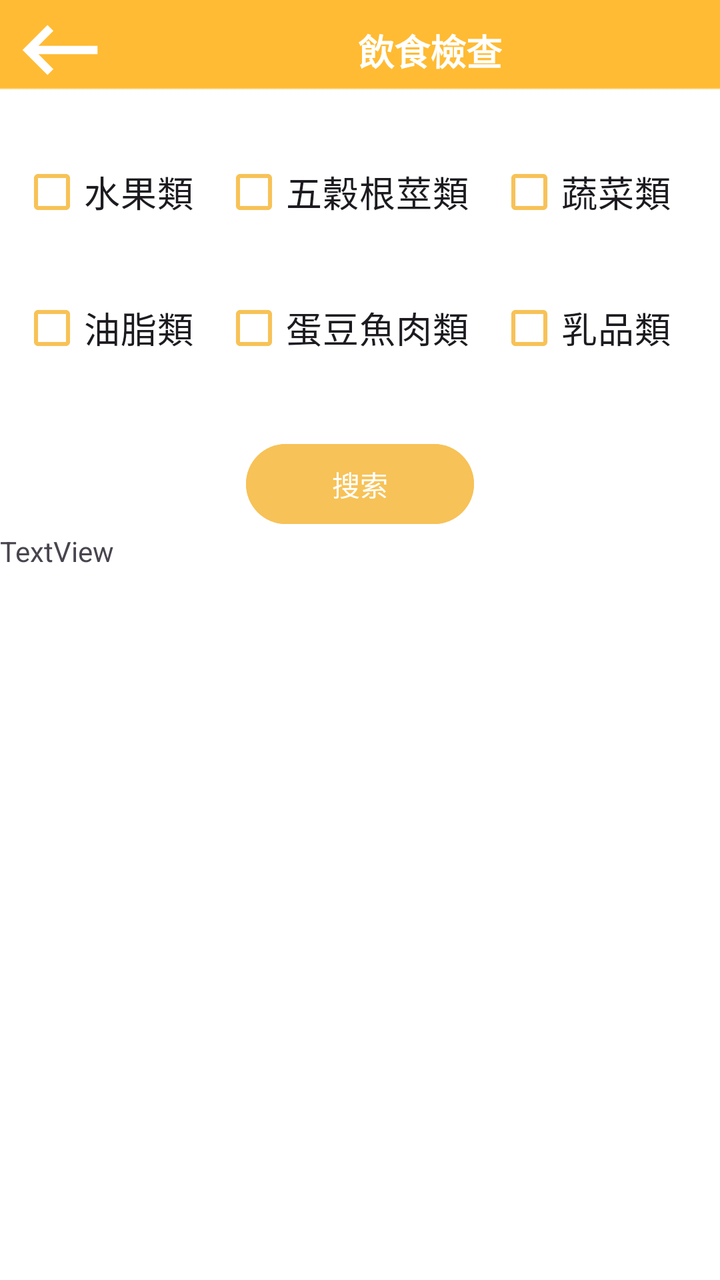
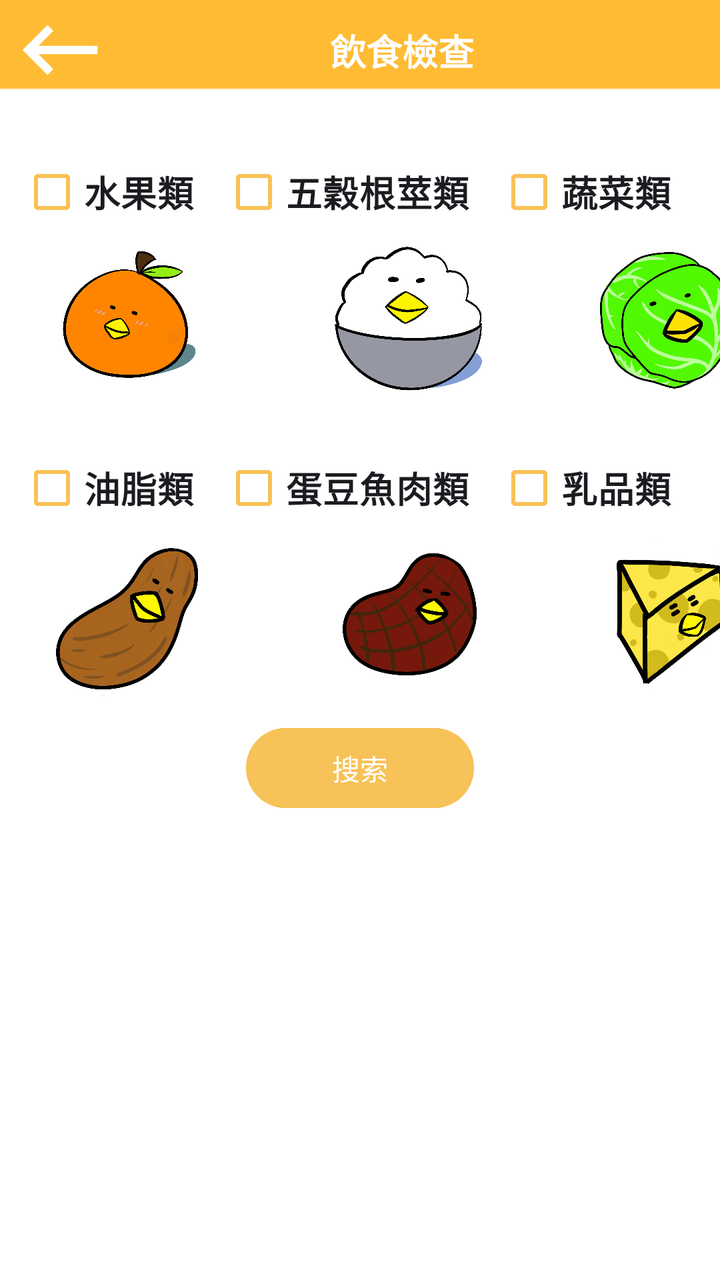

An Android layout rendered at two revisions. The XML below is the earlier revision; the diff shows what the commit changed to produce the second picture.
<!-- AndroidManifest.xml: application theme Theme.DEMO -->
<!-- res/layout/home_inspection.xml -->
<?xml version="1.0" encoding="utf-8"?>
<LinearLayout xmlns:android="http://schemas.android.com/apk/res/android"
    xmlns:app="http://schemas.android.com/apk/res-auto"
    xmlns:tools="http://schemas.android.com/tools"
    android:layout_width="match_parent"
    android:orientation="vertical"
    android:layout_height="match_parent"
    android:background="@drawable/img_3">

    <androidx.constraintlayout.widget.ConstraintLayout
        android:layout_width="match_parent"
        android:layout_height="52dp">

        <ImageView
            android:id="@+id/imgBack"
            android:layout_width="50dp"
            android:layout_height="50dp"
            app:layout_constraintEnd_toEndOf="parent"
            app:layout_constraintHorizontal_bias="0.016"
            app:layout_constraintStart_toStartOf="parent"
            app:layout_constraintTop_toTopOf="parent"
            app:srcCompat="@drawable/keyboard_backspace" />

        <TextView
            android:id="@+id/textView6"
            android:layout_width="wrap_content"
            android:layout_height="wrap_content"
            android:layout_marginStart="124dp"
            android:layout_marginTop="12dp"
            android:text="飲食檢查"
            android:textColor="#FFFFFF"
            android:textSize="18sp"
            android:textStyle="bold"
            app:layout_constraintStart_toEndOf="@+id/imgBack"
            app:layout_constraintTop_toTopOf="parent" />

    </androidx.constraintlayout.widget.ConstraintLayout>

    <LinearLayout
        android:layout_width="match_parent"
        android:layout_height="wrap_content"
        android:layout_gravity="center"
        android:orientation="horizontal"
        android:layout_marginTop="20dp"
        android:layout_marginRight="10dp"
        android:layout_marginLeft="10dp">


        <CheckBox
            android:id="@+id/check_fruit"
            android:layout_width="wrap_content"
            android:layout_height="48dp"
            android:layout_weight="1"
            android:text="水果類"
            android:background="@android:color/transparent"
            android:buttonTint="@color/FF"
            android:buttonTintMode="src_in"
            android:textSize="18sp"
             />
        <CheckBox
            android:id="@+id/check_bread"
            android:layout_width="wrap_content"
            android:layout_height="wrap_content"
            android:layout_weight="1"
            android:background="@android:color/transparent"
            android:buttonTint="@color/FF"
            android:text="五穀根莖類"
            android:textSize="18sp"
            />
        <CheckBox
            android:id="@+id/check_vegetable"
            android:layout_width="wrap_content"
            android:layout_height="wrap_content"
            android:background="@android:color/transparent"
            android:layout_weight="1"
            android:buttonTint="@color/FF"
            android:text="蔬菜類"
            android:textSize="18sp"/>



    </LinearLayout>
    <LinearLayout
        android:layout_width="match_parent"
        android:layout_height="wrap_content"
        android:layout_gravity="center"
        android:orientation="horizontal"
        android:layout_marginTop="20dp"
        android:layout_marginRight="10dp"
        android:layout_marginLeft="10dp">


        <CheckBox
            android:id="@+id/checkOil"
            android:layout_width="wrap_content"
            android:layout_height="wrap_content"
            android:layout_weight="1"
            android:text="油脂類"
            android:buttonTint="@color/FF"

            android:background="@android:color/transparent"

            android:textSize="18sp"/>
        <CheckBox
            android:id="@+id/checkFish"
            android:layout_width="wrap_content"
            android:layout_height="wrap_content"
            android:buttonTint="@color/FF"

            android:layout_weight="1"
            android:background="@android:color/transparent"

            android:text="蛋豆魚肉類"
            android:textSize="18sp"/>
        <CheckBox
            android:id="@+id/checkMilk"
            android:layout_width="wrap_content"
            android:layout_height="wrap_content"
            android:layout_weight="1"
            android:buttonTint="@color/FF"

            android:background="@android:color/transparent"

            android:text="乳品類"
            android:textSize="18sp"/>



    </LinearLayout>
    <LinearLayout
        android:layout_width="match_parent"
        android:layout_height="wrap_content"
        android:layout_gravity="center"
        android:orientation="horizontal"
        android:layout_marginTop="20dp"
        android:layout_marginRight="10dp"
        android:layout_marginLeft="10dp">
    </LinearLayout>
    <Button
        android:id="@+id/btnSearch"
        android:layout_width="114dp"
        android:layout_height="wrap_content"
        android:layout_gravity="center"
        android:layout_marginTop="10dp"
        android:backgroundTint="@color/FF"
        android:text="搜索"
        android:gravity="center"/>

    <TextView
        android:id="@+id/textView12"
        android:layout_width="match_parent"
        android:layout_height="wrap_content"
        android:text="TextView" />


</LinearLayout>
<!-- resources referenced by this layout -->
<resources>
  <color name="FF">#F7C257</color>
  <!-- drawable img_3: png bitmap (drawable, 2198 bytes) -->
  <!-- drawable keyboard_backspace (drawable) -->
  <vector android:autoMirrored="true" android:height="24dp"
      android:tint="#FFFFFF" android:viewportHeight="24"
      android:viewportWidth="24" android:width="24dp" xmlns:android="http://schemas.android.com/apk/res/android">
      <path android:fillColor="@android:color/white" android:pathData="M21,11H6.83l3.58,-3.59L9,6l-6,6 6,6 1.41,-1.41L6.83,13H21z"/>
  </vector>
  <style name="Theme.DEMO" parent="Base.Theme.DEMO" />
  <style name="Base.Theme.DEMO" parent="Theme.Material3.DayNight.NoActionBar">
          
          
      </style>
</resources>

<!-- the commit's change to res/layout/home_inspection.xml (unified diff, before → after) -->
@@ -25,7 +25,7 @@
             android:id="@+id/textView6"
             android:layout_width="wrap_content"
             android:layout_height="wrap_content"
-            android:layout_marginStart="124dp"
+            android:layout_marginStart="110dp"
             android:layout_marginTop="12dp"
             android:text="飲食檢查"
             android:textColor="#FFFFFF"
@@ -52,6 +52,7 @@
             android:layout_height="48dp"
             android:layout_weight="1"
             android:text="水果類"
+            android:textStyle="bold"
             android:background="@android:color/transparent"
             android:buttonTint="@color/FF"
             android:buttonTintMode="src_in"
@@ -62,6 +63,7 @@
             android:layout_width="wrap_content"
             android:layout_height="wrap_content"
             android:layout_weight="1"
+            android:textStyle="bold"
             android:background="@android:color/transparent"
             android:buttonTint="@color/FF"
             android:text="五穀根莖類"
@@ -73,13 +75,46 @@
             android:layout_height="wrap_content"
             android:background="@android:color/transparent"
             android:layout_weight="1"
+            android:textStyle="bold"
             android:buttonTint="@color/FF"
             android:text="蔬菜類"
             android:textSize="18sp"/>
 
 
-
     </LinearLayout>
+
+    <androidx.constraintlayout.widget.ConstraintLayout
+        android:layout_width="match_parent"
+        android:layout_height="wrap_content">
+
+        <ImageView
+            android:id="@+id/imageView2"
+            android:layout_width="80dp"
+            android:layout_height="80dp"
+            android:layout_marginStart="24dp"
+            android:src="@drawable/check_fruit"
+            app:layout_constraintStart_toStartOf="parent"
+            app:layout_constraintTop_toTopOf="parent" />
+
+        <ImageView
+            android:id="@+id/imageView3"
+            android:layout_width="80dp"
+            android:layout_height="80dp"
+            android:layout_marginStart="60dp"
+            android:src="@drawable/check_rice"
+            app:layout_constraintStart_toEndOf="@+id/imageView2"
+            app:layout_constraintTop_toTopOf="@+id/imageView2" />
+
+        <ImageView
+            android:id="@+id/imageView4"
+            android:layout_width="80dp"
+            android:layout_height="80dp"
+            android:layout_marginStart="50dp"
+            android:src="@drawable/check_vegetable"
+            app:layout_constraintStart_toEndOf="@+id/imageView3"
+            app:layout_constraintTop_toTopOf="@+id/imageView3" />
+    </androidx.constraintlayout.widget.ConstraintLayout>
+
     <LinearLayout
         android:layout_width="match_parent"
         android:layout_height="wrap_content"
@@ -96,6 +131,7 @@
             android:layout_height="wrap_content"
             android:layout_weight="1"
             android:text="油脂類"
+            android:textStyle="bold"
             android:buttonTint="@color/FF"
 
             android:background="@android:color/transparent"
@@ -104,6 +140,7 @@
         <CheckBox
             android:id="@+id/checkFish"
             android:layout_width="wrap_content"
+            android:textStyle="bold"
             android:layout_height="wrap_content"
             android:buttonTint="@color/FF"
 
@@ -115,6 +152,7 @@
         <CheckBox
             android:id="@+id/checkMilk"
             android:layout_width="wrap_content"
+            android:textStyle="bold"
             android:layout_height="wrap_content"
             android:layout_weight="1"
             android:buttonTint="@color/FF"
@@ -127,15 +165,38 @@
 
 
     </LinearLayout>
-    <LinearLayout
-        android:layout_width="match_parent"
-        android:layout_height="wrap_content"
-        android:layout_gravity="center"
-        android:orientation="horizontal"
-        android:layout_marginTop="20dp"
-        android:layout_marginRight="10dp"
-        android:layout_marginLeft="10dp">
-    </LinearLayout>
+
+    <androidx.constraintlayout.widget.ConstraintLayout
+        android:layout_width="match_parent"
+        android:layout_height="82dp">
+
+        <ImageView
+            android:id="@+id/imageVi"
+            android:layout_width="80dp"
+            android:layout_height="80dp"
+            android:layout_marginStart="24dp"
+            android:src="@drawable/check_oil"
+            app:layout_constraintStart_toStartOf="parent"
+            app:layout_constraintTop_toTopOf="parent" />
+
+        <ImageView
+            android:id="@+id/imageV"
+            android:layout_width="80dp"
+            android:layout_height="80dp"
+            android:layout_marginStart="60dp"
+            android:src="@drawable/check_beef"
+            app:layout_constraintStart_toEndOf="@+id/imageVi"
+            app:layout_constraintTop_toTopOf="@+id/imageVi" />
+
+        <ImageView
+            android:id="@+id/imageView"
+            android:layout_width="80dp"
+            android:layout_height="80dp"
+            android:layout_marginStart="50dp"
+            android:src="@drawable/check_cheese"
+            app:layout_constraintStart_toEndOf="@+id/imageV"
+            app:layout_constraintTop_toTopOf="@+id/imageV" />
+    </androidx.constraintlayout.widget.ConstraintLayout>
     <Button
         android:id="@+id/btnSearch"
         android:layout_width="114dp"
@@ -150,7 +211,9 @@
         android:id="@+id/textView12"
         android:layout_width="match_parent"
         android:layout_height="wrap_content"
-        android:text="TextView" />
+        android:layout_marginLeft="8dp"
+        android:layout_marginRight="8dp"
+        android:textSize="18sp"/>
 
 
 </LinearLayout>
<!-- resource entries referenced after the edit -->
@@ -1,6 +1,12 @@
 <!-- resources referenced by this layout -->
 <resources>
   <color name="FF">#F7C257</color>
+  <!-- drawable check_beef: jpg bitmap (drawable, 77878 bytes) -->
+  <!-- drawable check_cheese: jpg bitmap (drawable, 89048 bytes) -->
+  <!-- drawable check_fruit: jpg bitmap (drawable, 163428 bytes) -->
+  <!-- drawable check_oil: jpg bitmap (drawable, 88204 bytes) -->
+  <!-- drawable check_rice: jpg bitmap (drawable, 173320 bytes) -->
+  <!-- drawable check_vegetable: jpg bitmap (drawable, 128956 bytes) -->
   <!-- drawable img_3: png bitmap (drawable, 2198 bytes) -->
   <!-- drawable keyboard_backspace (drawable) -->
   <vector android:autoMirrored="true" android:height="24dp"
